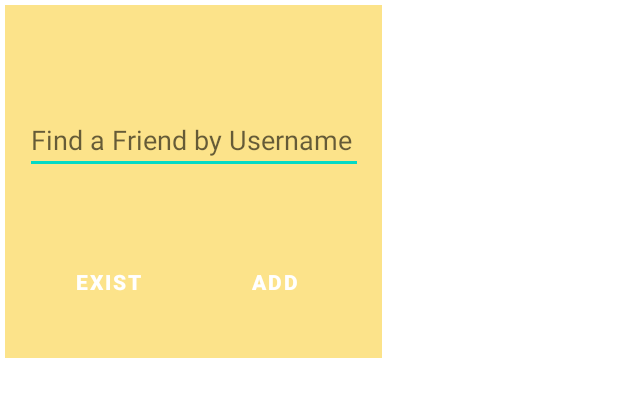
After one commit to cyclexuxu/WalkWithMe, an Android app: the layout dailog_search_friend.xml on its own in the app's theme, with its tools: preview values and no code run, on a phone screen of 412 x 824 dp. The commit adds this screen. Shown: the top 397 px of the screen. Run offline under Robolectric (Android 15) with nearby library versions, the phone set to English and light mode, and no system bars; Roboto replaces fonts that are not available here.

Commit message:
really basic add friends algoritm, can not update rank after clicking add

```diff
--- a/app/src/main/java/neu/madcourse/walkwithme/MainActivity.java
+++ b/app/src/main/java/neu/madcourse/walkwithme/MainActivity.java
@@ -29,6 +29,7 @@ import neu.madcourse.walkwithme.Pedometer.StepsFragment2;
 import neu.madcourse.walkwithme.NotiPet.PetActivity;
 
 import neu.madcourse.walkwithme.rankingFra.RankFragment;
+import neu.madcourse.walkwithme.rankingFra.RankFragment2;
 import neu.madcourse.walkwithme.userlog.LoginActivity;
 import neu.madcourse.walkwithme.userlog.LogoutFragment;
 
@@ -92,7 +93,8 @@ public class MainActivity extends AppCompatActivity {
                     selectedFragment = new StepsFragment2();
                     break;
                 case R.id.nav_rank:
-                    selectedFragment = new RankFragment();
+                    Log.d("MainActivity", "Click Rank: ");
+                    selectedFragment = new RankFragment2();
                     break;
                 case R.id.nav_pet:
                     selectedFragment = new PetFragment();
--- a/app/src/main/java/neu/madcourse/walkwithme/Pedometer/NotificationCenter.java
+++ b/app/src/main/java/neu/madcourse/walkwithme/Pedometer/NotificationCenter.java
@@ -47,7 +47,9 @@ public class NotificationCenter {
                     "WALKWITHME",
                     NotificationManager.IMPORTANCE_HIGH
             );
+            //serviceChannel.setShowBadge(false);
             mNotificationManager.createNotificationChannel(serviceChannel);
+
         }
 
         mNotificationManager.notify(notificationMessage.msgId /* Request Code */, getNotification(notificationMessage));
--- a/app/src/main/java/neu/madcourse/walkwithme/Pedometer/StepsFragment2.java
+++ b/app/src/main/java/neu/madcourse/walkwithme/Pedometer/StepsFragment2.java
@@ -170,10 +170,10 @@ public class StepsFragment2 extends Fragment implements NumberPicker.OnValueChan
         accelerometer = sensorManager.getDefaultSensor(Sensor.TYPE_ACCELEROMETER);
 
         if(accelerometer == null ){
-            Toast.makeText(getContext(), "Sorry, we cannot find accelerometer sensor in your device", Toast.LENGTH_LONG).show();
+            Toast.makeText(getContext(), "Sorry, we cannot find accelerometer sensor in your device", Toast.LENGTH_SHORT).show();
             return false;
         }else{
-            Toast.makeText(getContext(), "Accelerometer sensor is available", Toast.LENGTH_LONG).show();
+            Toast.makeText(getContext(), "Accelerometer sensor is available", Toast.LENGTH_SHORT).show();
             return true;
         }
 
@@ -210,7 +210,7 @@ public class StepsFragment2 extends Fragment implements NumberPicker.OnValueChan
         final Dialog d = new Dialog(getActivity());
         d.setTitle("NumberPicker");
         d.setContentView(R.layout.dialog_set_goal);
-        Button cancel = (Button) d.findViewById(R.id.cancel);
+        Button cancel = (Button) d.findViewById(R.id.exist);
         Button set = (Button) d.findViewById(R.id.set);
         final NumberPicker numberPicker = (NumberPicker) d.findViewById(R.id.set_goal);
 
--- a/app/src/main/java/neu/madcourse/walkwithme/ranking/RankAdapter.java
+++ b/app/src/main/java/neu/madcourse/walkwithme/ranking/RankAdapter.java
@@ -16,6 +16,7 @@ import com.google.firebase.database.DatabaseReference;
 import com.google.firebase.database.FirebaseDatabase;
 import com.google.firebase.database.ValueEventListener;
 
+import java.util.ArrayList;
 import java.util.List;
 
 import neu.madcourse.walkwithme.R;
--- a/app/src/main/java/neu/madcourse/walkwithme/userlog/LoginActivity.java
+++ b/app/src/main/java/neu/madcourse/walkwithme/userlog/LoginActivity.java
@@ -22,6 +22,7 @@ import neu.madcourse.walkwithme.MainActivity;
 import neu.madcourse.walkwithme.Pedometer.StepService3;
 import neu.madcourse.walkwithme.R;
 import neu.madcourse.walkwithme.ranking.DRankingData;
+import neu.madcourse.walkwithme.ranking.DRankingData2;
 
 public class LoginActivity extends AppCompatActivity {
     public static String currentUser;
@@ -55,7 +56,8 @@ public class LoginActivity extends AppCompatActivity {
 
                     currentUser = username;
                     StepService3.currentUser = username;
-                    DRankingData dRankingData = new DRankingData();
+                    DRankingData2 dRankingData = new DRankingData2();
+                    dRankingData.getFriendsSteps();
                     Intent intent = new Intent(LoginActivity.this, MainActivity.class);
                     intent.putExtra("username", username);
                     startActivity(intent);
--- a/app/src/main/res/layout/activity_ranking.xml
+++ b/app/src/main/res/layout/activity_ranking.xml
@@ -87,7 +87,7 @@
            />
 
         <com.google.android.material.floatingactionbutton.FloatingActionButton
-            android:id="@+id/addNewFriend"
+            android:id="@+id/addNewFriend1"
             android:layout_width="wrap_content"
             android:layout_height="wrap_content"
             android:layout_alignParentEnd="true"
@@ -98,7 +98,6 @@
             android:layout_marginTop="16dp"
             android:layout_marginEnd="16dp"
             android:layout_marginBottom="16dp"
-
             android:src="@drawable/ic_action_addfriend"
             app:backgroundTint="#EC9696"
             app:fabSize="mini" />
--- /dev/null
+++ b/app/src/main/res/layout/dailog_search_friend.xml
@@ -0,0 +1,63 @@
+<LinearLayout xmlns:android="http://schemas.android.com/apk/res/android"
+    xmlns:app="http://schemas.android.com/apk/res-auto"
+    xmlns:tools="http://schemas.android.com/tools"
+    android:layout_width="wrap_content"
+    android:layout_height="wrap_content"
+    android:orientation="vertical"
+    android:padding="3dp">
+
+    <androidx.constraintlayout.widget.ConstraintLayout
+        android:id="@+id/linearLayout"
+        android:layout_width="251dp"
+        android:layout_height="235dp"
+        android:background="#FFFFFF"
+        android:backgroundTint="#FCE38A">
+
+
+        <EditText
+            android:id="@+id/search"
+            android:layout_width="225dp"
+            android:layout_height="43dp"
+            android:ems="10"
+            android:hint="Find a Friend by Username"
+            android:inputType="textPersonName"
+            app:layout_constraintBottom_toBottomOf="parent"
+            app:layout_constraintEnd_toEndOf="parent"
+            app:layout_constraintHorizontal_bias="0.52"
+            app:layout_constraintStart_toStartOf="parent"
+            app:layout_constraintTop_toTopOf="parent"
+            app:layout_constraintVertical_bias="0.36" />
+
+        <Button
+            android:id="@+id/exist"
+            android:layout_width="wrap_content"
+            android:layout_height="wrap_content"
+            android:layout_marginStart="16dp"
+            android:layout_marginTop="48dp"
+            android:background="#00000000"
+            android:text="Exist"
+            android:textStyle="bold"
+            app:layout_constraintBottom_toBottomOf="parent"
+            app:layout_constraintEnd_toStartOf="@+id/add"
+            app:layout_constraintHorizontal_bias="0.285"
+            app:layout_constraintStart_toStartOf="parent"
+            app:layout_constraintTop_toBottomOf="@+id/search"
+            app:layout_constraintVertical_bias="0.0" />
+
+        <Button
+            android:id="@+id/add"
+            android:layout_width="wrap_content"
+            android:layout_height="wrap_content"
+            android:layout_marginTop="48dp"
+            android:layout_marginEnd="28dp"
+            android:background="#00000000"
+            android:text="Add"
+            android:textStyle="bold"
+            app:layout_constraintBottom_toBottomOf="parent"
+            app:layout_constraintEnd_toEndOf="parent"
+            app:layout_constraintTop_toBottomOf="@+id/search"
+            app:layout_constraintVertical_bias="0.0" />
+
+    </androidx.constraintlayout.widget.ConstraintLayout>
+
+</LinearLayout>
--- a/app/src/main/res/layout/dialog_set_goal.xml
+++ b/app/src/main/res/layout/dialog_set_goal.xml
@@ -29,7 +29,7 @@
            >
 
             <Button
-                android:id="@+id/cancel"
+                android:id="@+id/exist"
                 android:layout_width="wrap_content"
                 android:layout_height="wrap_content"
                 android:layout_below="@+id/numberPicker"
--- a/app/src/main/res/layout/fragment_rank.xml
+++ b/app/src/main/res/layout/fragment_rank.xml
@@ -117,7 +117,6 @@
             android:layout_marginTop="16dp"
             android:layout_marginEnd="16dp"
             android:layout_marginBottom="16dp"
-
             android:src="@drawable/ic_action_addfriend"
             app:backgroundTint="#EC9696"
             app:fabSize="mini" />
--- a/app/src/main/res/values/strings.xml
+++ b/app/src/main/res/values/strings.xml
@@ -10,7 +10,7 @@
     <string name="weight">Please enter your Weight</string>
     <string name="height">Please enter your Height</string>
     <string name="register">Register</string>
-    <string-array name = "tips_lab">
+    <string-array name="tips_lab">
         <item>"I'm a Corgi, I am hungry if you don't feed me."</item>
         <item>"I was born with 3 pieces of free meats."</item>
         <item>"500 steps win one piece of meat!"</item>
```
Also changed, not shown: app/src/main/AndroidManifest.xml (+10 -17 lines), app/src/main/java/neu/madcourse/walkwithme/ranking/DRankingData2.java (added, +156 -0 lines), app/src/main/java/neu/madcourse/walkwithme/ranking/RankingActivity.java (+7 -0 lines), app/src/main/java/neu/madcourse/walkwithme/rankingFra/RankFragment.java (+49 -3 lines), app/src/main/java/neu/madcourse/walkwithme/rankingFra/RankFragment2.java (added, +292 -0 lines), app/src/main/res/layout/activity_rank_fragment2.xml (added, +9 -0 lines).
